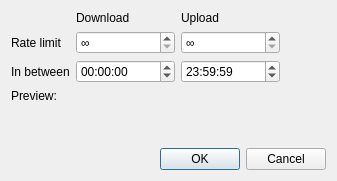
The window that src/gui/timerangedialog.ui (qbittorrent/qBittorrent) describes before a commit, drawn with Qt 5.
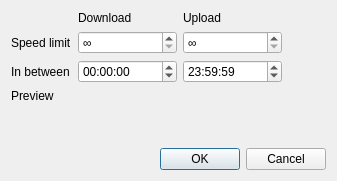
The same window after the commit.

```diff
--- a/src/gui/timerangedialog.ui
+++ b/src/gui/timerangedialog.ui
@@ -33,7 +33,7 @@
      <item row="2" column="0">
       <widget class="QLabel" name="label3">
        <property name="text">
-        <string>Rate limit</string>
+        <string>Speed limit</string>
        </property>
       </widget>
      </item>
@@ -114,7 +114,7 @@
      <item row="4" column="0">
       <widget class="QLabel" name="label5">
        <property name="text">
-        <string>Preview: </string>
+        <string>Preview</string>
        </property>
       </widget>
      </item>
```
Left out of the diff: 2 changed lines with no effect on the pictures.
